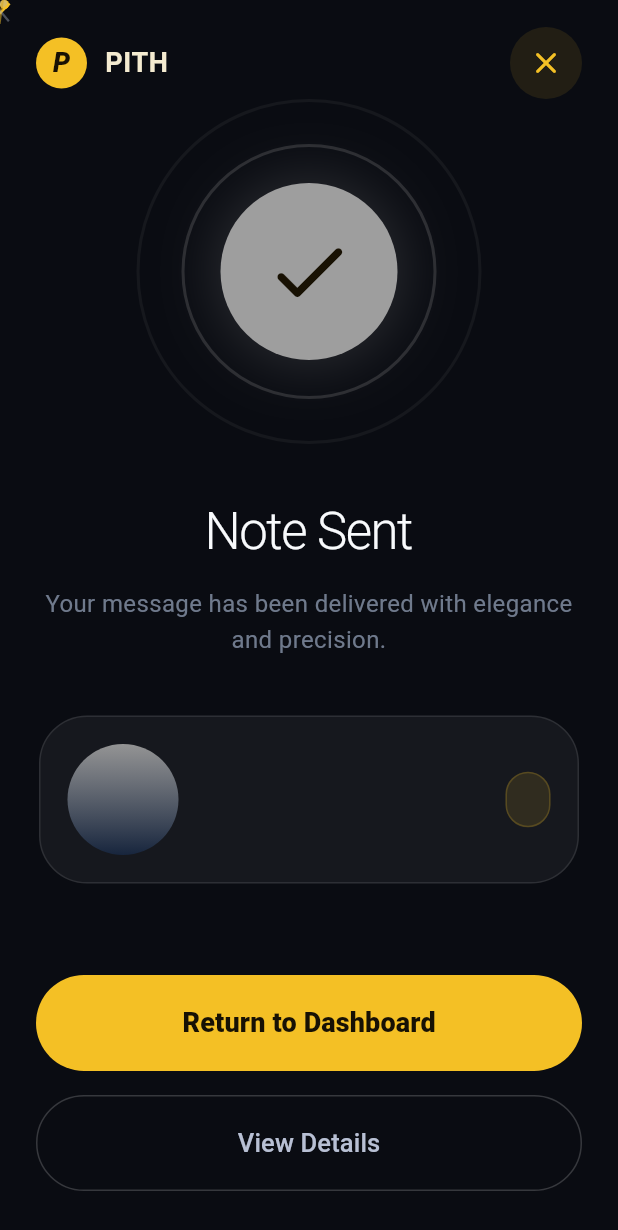
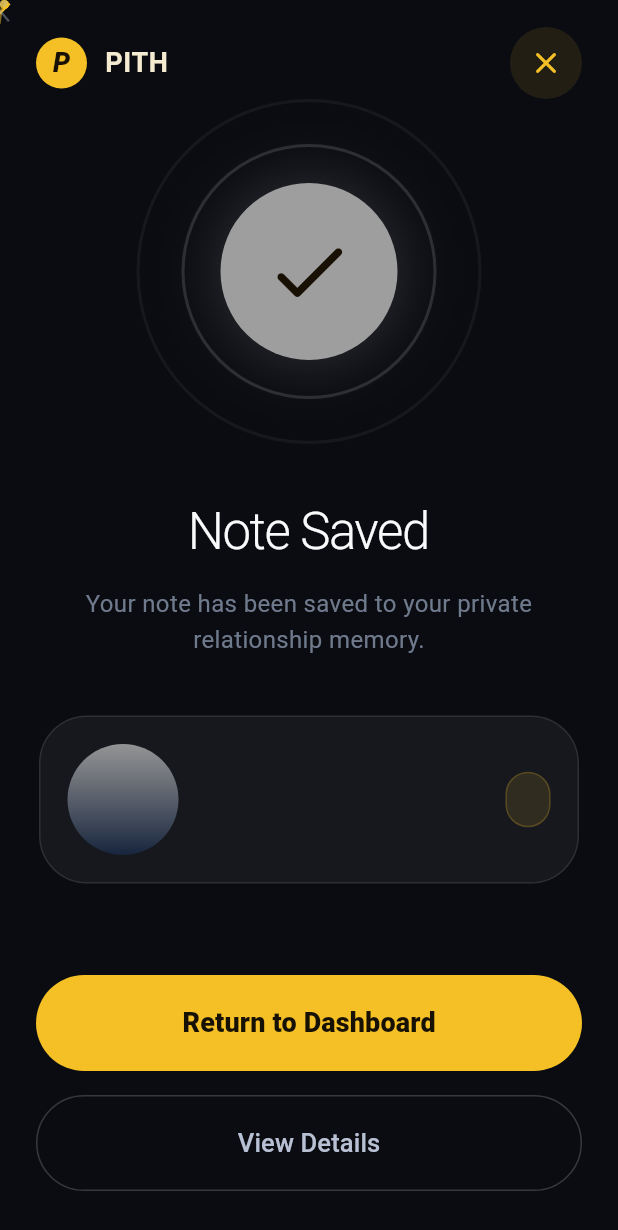
Before and after one commit to favodev/pith, a Flutter app: the NoteSuccessScreen widget shown alone on an empty page, opened directly with empty values, on a phone screen of 412 x 824 dp. Shown: the top 1230 px of the screen. Run offline on Flutter 3.47's test engine with Material 3 defaults, Android fonts, the light colour scheme and no system bars.

Commit message:
feat: update note status and messaging to reflect saved state

```diff
--- a/lib/app.dart
+++ b/lib/app.dart
@@ -427,9 +427,9 @@ class _PithShellState extends State<PithShell>
       _profiles[contact.name] = _profileForContact(contact);
       _noteReceipt = NoteDeliveryReceipt(
         recipientName: contact.name,
-        recipientLabel: 'RECIPIENT',
+        recipientLabel: 'CONTACT',
         initials: contact.initials,
-        statusLabel: 'Delivered',
+        statusLabel: 'Saved',
         accent: const Color(0xFFF4C025),
       );
     });
--- a/lib/features/success/note_success_screen.dart
+++ b/lib/features/success/note_success_screen.dart
@@ -120,7 +120,7 @@ class _NoteSuccessScreenState extends State<NoteSuccessScreen>
                                 child: const Column(
                                   children: [
                                     Text(
-                                      'Note Sent',
+                                      'Note Saved',
                                       style: TextStyle(
                                         color: Color(0xFFF8FAFC),
                                         fontSize: 34,
@@ -130,7 +130,7 @@ class _NoteSuccessScreenState extends State<NoteSuccessScreen>
                                     ),
                                     SizedBox(height: 12),
                                     Text(
-                                      'Your message has been delivered with elegance and precision.',
+                                      'Your note has been saved to your private relationship memory.',
                                       textAlign: TextAlign.center,
                                       style: TextStyle(
                                         color: Color(0xB39AA8C0),
```
Also changed, not shown: 1 other file.
